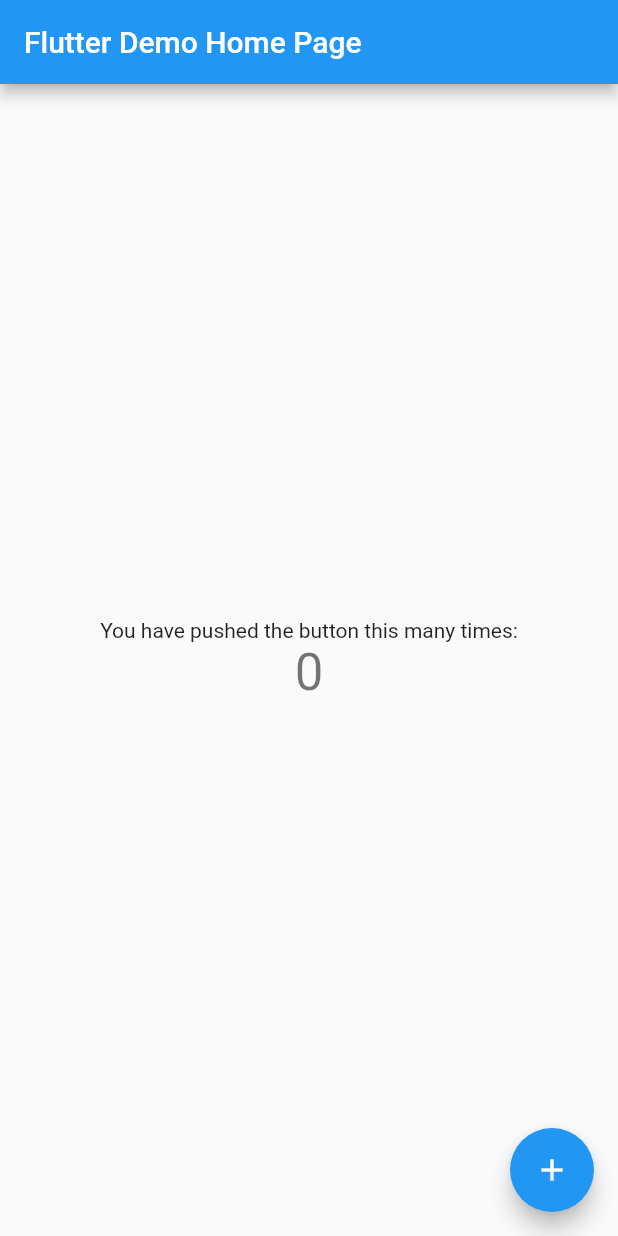
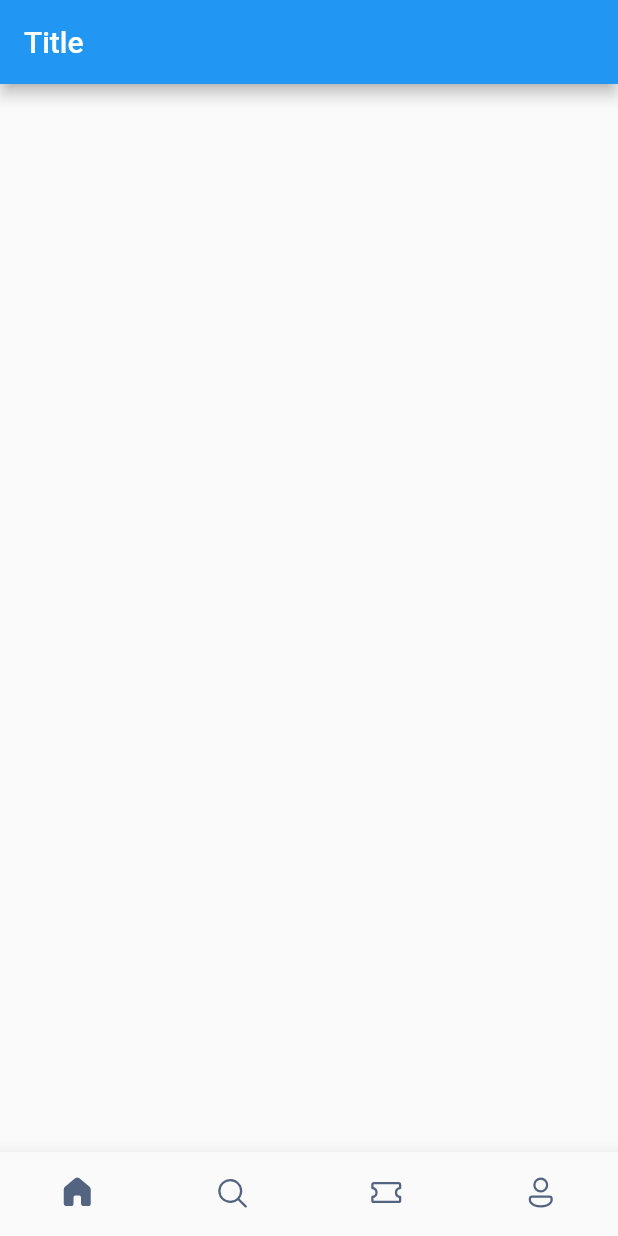
Before and after one commit to zawmorntwan/book_tickets, a Flutter app: the screen it shows after launch, on a phone screen of 412 x 824 dp. Run offline on Flutter 3.47's test engine with Material 2 defaults, Android fonts, the phone set to English and light mode, and no system bars; our stand-ins replace fluentui_icons.

Commit message:
update bottom navigation bar

```diff
--- a/lib/main.dart
+++ b/lib/main.dart
@@ -1,3 +1,4 @@
+import 'package:book_tickets/screens/bottom_bar.dart';
 import 'package:flutter/material.dart';
 
 void main() {
@@ -11,105 +12,12 @@ class MyApp extends StatelessWidget {
   @override
   Widget build(BuildContext context) {
     return MaterialApp(
-      title: 'Flutter Demo',
+      title: 'Book Tickets',
       theme: ThemeData(
-        // This is the theme of your application.
-        //
-        // Try running your application with "flutter run". You'll see the
-        // application has a blue toolbar. Then, without quitting the app, try
-        // changing the primarySwatch below to Colors.green and then invoke
-        // "hot reload" (press "r" in the console where you ran "flutter run",
-        // or simply save your changes to "hot reload" in a Flutter IDE).
-        // Notice that the counter didn't reset back to zero; the application
-        // is not restarted.
         primarySwatch: Colors.blue,
       ),
-      home: const MyHomePage(title: 'Flutter Demo Home Page'),
+      debugShowCheckedModeBanner: false,
+      home: const BottomBar(),
     );
   }
 }
-
-class MyHomePage extends StatefulWidget {
-  const MyHomePage({Key? key, required this.title}) : super(key: key);
-
-  // This widget is the home page of your application. It is stateful, meaning
-  // that it has a State object (defined below) that contains fields that affect
-  // how it looks.
-
-  // This class is the configuration for the state. It holds the values (in this
-  // case the title) provided by the parent (in this case the App widget) and
-  // used by the build method of the State. Fields in a Widget subclass are
-  // always marked "final".
-
-  final String title;
-
-  @override
-  State<MyHomePage> createState() => _MyHomePageState();
-}
-
-class _MyHomePageState extends State<MyHomePage> {
-  int _counter = 0;
-
-  void _incrementCounter() {
-    setState(() {
-      // This call to setState tells the Flutter framework that something has
-      // changed in this State, which causes it to rerun the build method below
-      // so that the display can reflect the updated values. If we changed
-      // _counter without calling setState(), then the build method would not be
-      // called again, and so nothing would appear to happen.
-      _counter++;
-    });
-  }
-
-  @override
-  Widget build(BuildContext context) {
-    // This method is rerun every time setState is called, for instance as done
-    // by the _incrementCounter method above.
-    //
-    // The Flutter framework has been optimized to make rerunning build methods
-    // fast, so that you can just rebuild anything that needs updating rather
-    // than having to individually change instances of widgets.
-    return Scaffold(
-      appBar: AppBar(
-        // Here we take the value from the MyHomePage object that was created by
-        // the App.build method, and use it to set our appbar title.
-        title: Text(widget.title),
-      ),
-      body: Center(
-        // Center is a layout widget. It takes a single child and positions it
-        // in the middle of the parent.
-        child: Column(
-          // Column is also a layout widget. It takes a list of children and
-          // arranges them vertically. By default, it sizes itself to fit its
-          // children horizontally, and tries to be as tall as its parent.
-          //
-          // Invoke "debug painting" (press "p" in the console, choose the
-          // "Toggle Debug Paint" action from the Flutter Inspector in Android
-          // Studio, or the "Toggle Debug Paint" command in Visual Studio Code)
-          // to see the wireframe for each widget.
-          //
-          // Column has various properties to control how it sizes itself and
-          // how it positions its children. Here we use mainAxisAlignment to
-          // center the children vertically; the main axis here is the vertical
-          // axis because Columns are vertical (the cross axis would be
-          // horizontal).
-          mainAxisAlignment: MainAxisAlignment.center,
-          children: <Widget>[
-            const Text(
-              'You have pushed the button this many times:',
-            ),
-            Text(
-              '$_counter',
-              style: Theme.of(context).textTheme.headline4,
-            ),
-          ],
-        ),
-      ),
-      floatingActionButton: FloatingActionButton(
-        onPressed: _incrementCounter,
-        tooltip: 'Increment',
-        child: const Icon(Icons.add),
-      ), // This trailing comma makes auto-formatting nicer for build methods.
-    );
-  }
-}
--- /dev/null
+++ b/lib/screens/bottom_bar.dart
@@ -0,0 +1,71 @@
+import 'dart:developer';
+
+import 'package:book_tickets/screens/home_screen.dart';
+import 'package:book_tickets/util.dart';
+import 'package:fluentui_icons/fluentui_icons.dart';
+import 'package:flutter/material.dart';
+
+class BottomBar extends StatefulWidget {
+  const BottomBar({Key? key}) : super(key: key);
+
+  @override
+  State<BottomBar> createState() => _BottomBarState();
+}
+
+class _BottomBarState extends State<BottomBar> {
+  int _selectedIndex = 0;
+  static final List<Widget> _widgetOption = <Widget>[
+    const HomeScreen(),
+    const Text('Search'),
+    const Text('Tickets'),
+    const Text('Profile'),
+  ];
+
+  void _onItemTapped(int index) {
+    setState(() {
+      _selectedIndex = index;
+    });
+  }
+
+  @override
+  Widget build(BuildContext context) {
+    return Scaffold(
+      appBar: AppBar(
+        title: const Text('Title'),
+      ),
+      body: Center(child: _widgetOption[_selectedIndex]),
+      bottomNavigationBar: BottomNavigationBar(
+        onTap: _onItemTapped,
+        elevation: 10,
+        currentIndex: _selectedIndex,
+        showSelectedLabels: false,
+        showUnselectedLabels: false,
+        selectedItemColor: primary,
+        unselectedItemColor: primary,
+        type: BottomNavigationBarType.fixed,
+        items: const [
+          BottomNavigationBarItem(
+            icon: Icon(FluentSystemIcons.ic_fluent_home_regular),
+            activeIcon: Icon(FluentSystemIcons.ic_fluent_home_filled),
+            label: 'Home',
+          ),
+          BottomNavigationBarItem(
+            icon: Icon(FluentSystemIcons.ic_fluent_search_regular),
+            activeIcon: Icon(FluentSystemIcons.ic_fluent_search_filled),
+            label: 'Search',
+          ),
+          BottomNavigationBarItem(
+            icon: Icon(FluentSystemIcons.ic_fluent_ticket_regular),
+            activeIcon: Icon(FluentSystemIcons.ic_fluent_ticket_filled),
+            label: 'Ticket',
+          ),
+          BottomNavigationBarItem(
+            icon: Icon(FluentSystemIcons.ic_fluent_person_regular),
+            activeIcon: Icon(FluentSystemIcons.ic_fluent_person_filled),
+            label: 'Profile',
+          )
+        ],
+      ),
+    );
+  }
+}
--- /dev/null
+++ b/lib/screens/home_screen.dart
@@ -0,0 +1,11 @@
+import 'package:flutter/material.dart';
+
+
+class HomeScreen extends StatelessWidget {
+  const HomeScreen({Key? key}) : super(key: key);
+
+  @override
+  Widget build(BuildContext context) {
+    return Scaffold();
+  }
+}
--- /dev/null
+++ b/lib/util.dart
@@ -0,0 +1,3 @@
+import 'package:flutter/painting.dart';
+
+const Color primary = Color(0xff526480);
```
Also changed, not shown: pubspec.yaml (+4 -12 lines).
